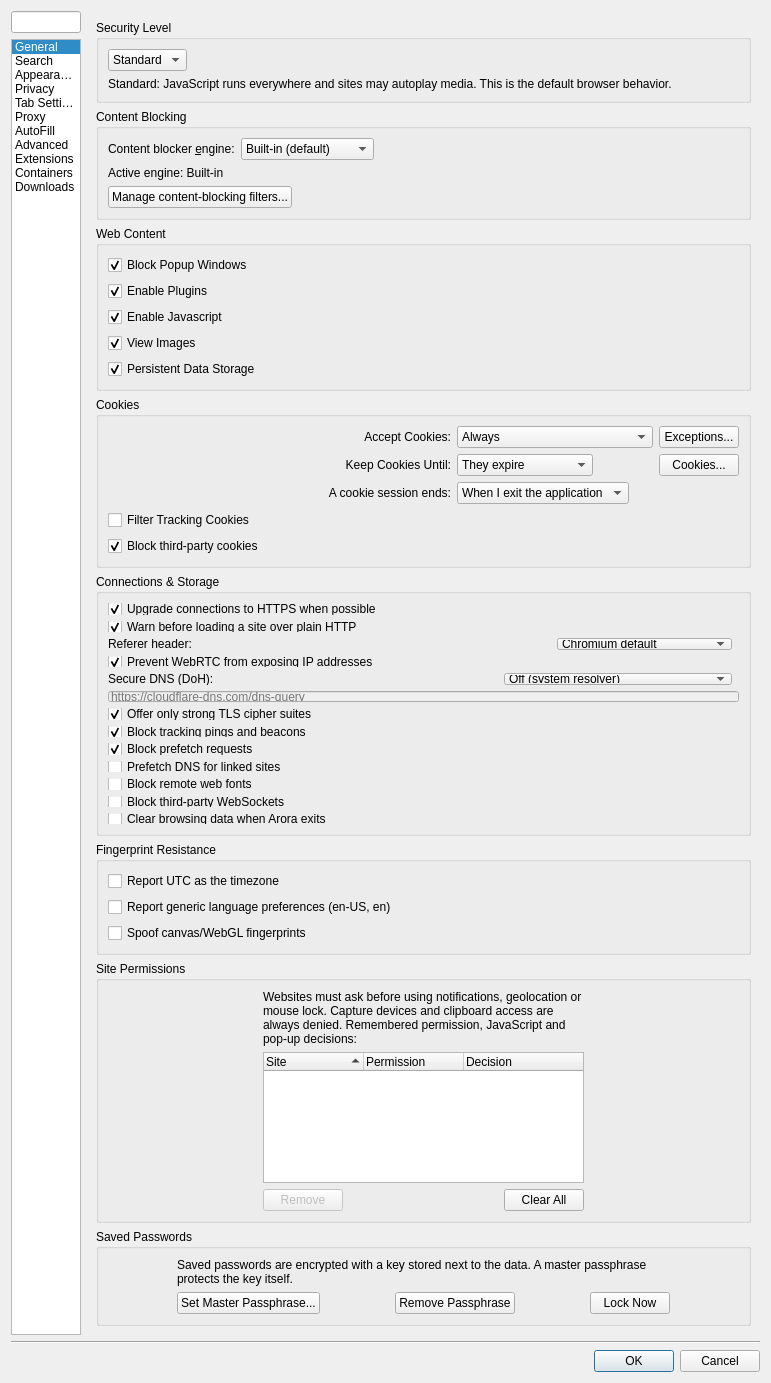
This is src/settings.ui in IT-Space-2026/arktos as Qt 5 draws it before an edit. The edited form follows.
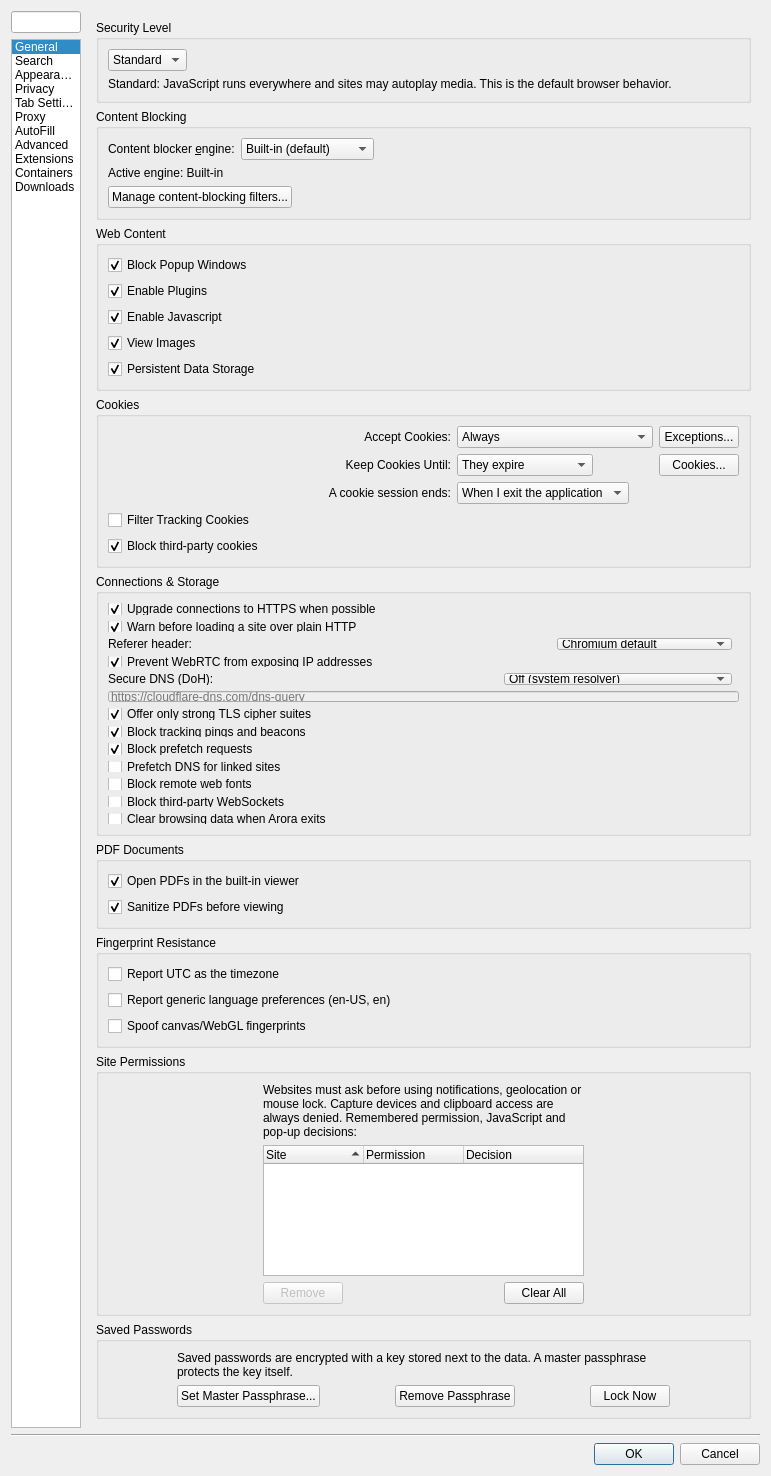
This is the edited form. The open tabs and pages were chosen to show the change. Custom widgets are drawn as their Qt base class.

Commit message: PDF01: in-browser PDF viewer + rustcore sanitize-on-view pipeline

What changed in the file:
```diff
--- a/src/settings.ui
+++ b/src/settings.ui
@@ -2017,6 +2017,41 @@
          </layout>
         </widget>
        </item>
+       <item>
+        <widget class="QGroupBox" name="pdfGroupBox">
+         <property name="title">
+          <string>PDF Documents</string>
+         </property>
+         <layout class="QVBoxLayout">
+          <item>
+           <widget class="QCheckBox" name="pdfViewer">
+            <property name="toolTip">
+             <string>Open PDF links in Chromium's built-in PDFium viewer instead of downloading them — the parser runs inside the sandboxed renderer. Turn off to keep the old save-everything behavior.</string>
+            </property>
+            <property name="text">
+             <string>Open PDFs in the built-in viewer</string>
+            </property>
+            <property name="checked">
+             <bool>true</bool>
+            </property>
+           </widget>
+          </item>
+          <item>
+           <widget class="QCheckBox" name="pdfSanitize">
+            <property name="toolTip">
+             <string>Before a fetched PDF reaches the viewer, a Rust policy pass rewrites it — removing JavaScript payloads, auto-execute triggers (OpenAction/AA), Launch commands, embedded files, XFA forms and remote-submit actions. Only the in-browser view is sanitized; saving a PDF still gives your external reader the original bytes.</string>
+            </property>
+            <property name="text">
+             <string>Sanitize PDFs before viewing</string>
+            </property>
+            <property name="checked">
+             <bool>true</bool>
+            </property>
+           </widget>
+          </item>
+         </layout>
+        </widget>
+       </item>
        <item>
         <widget class="QGroupBox" name="fingerprintGroupBox">
          <property name="title">
```
The commit also changes 23 other files.
